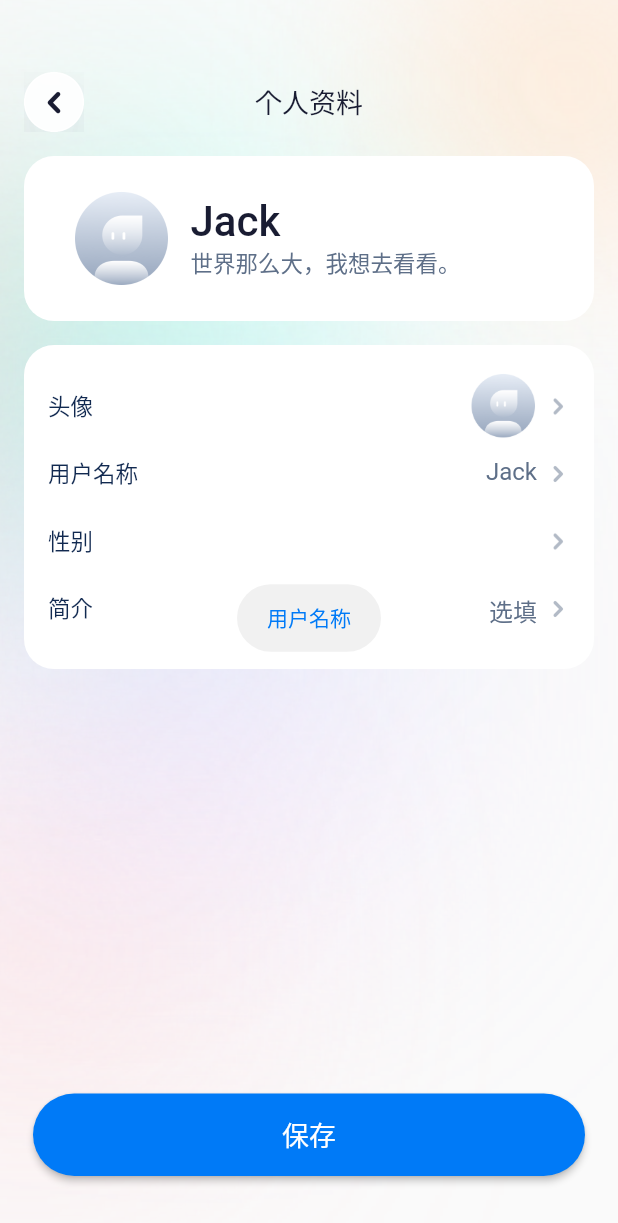
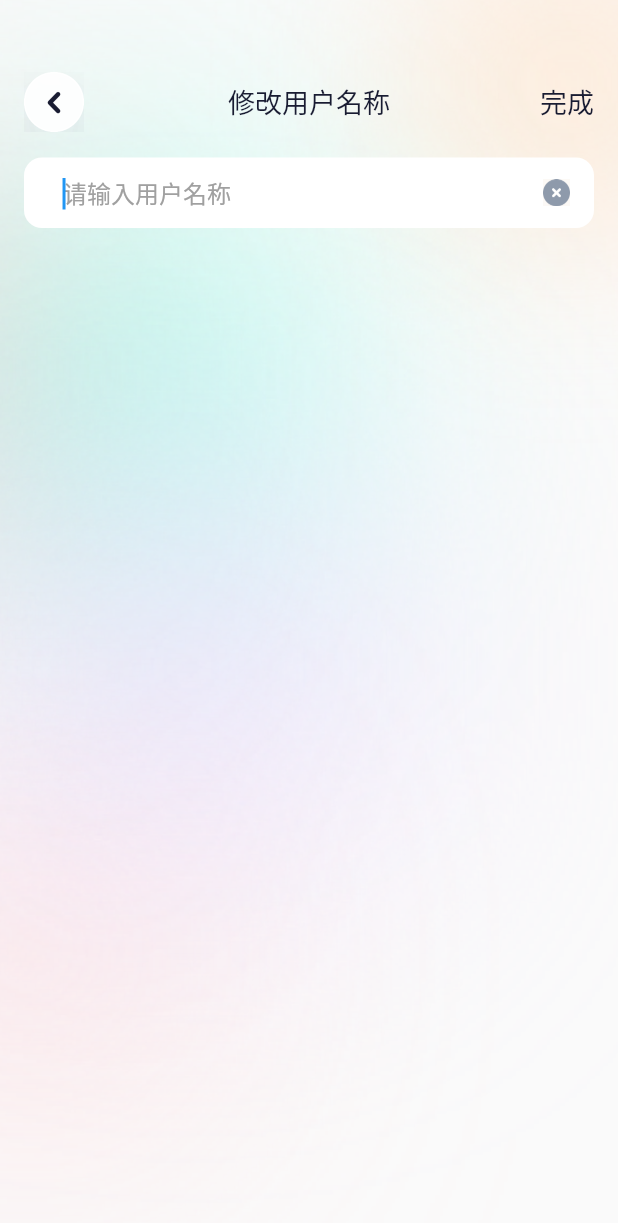
Before and after one commit to chenqun2016/zgene, a Flutter app: the MyInfoPage screen opened directly, after a tap on "用户名称", on a phone screen of 412 x 824 dp. Shown: the top 1223 px of the screen. Run offline on Flutter 3.47's test engine with Material 2 defaults, Android fonts, the phone set to English and light mode, and no system bars; our stand-ins replace card_swiper, chewie, connectivity, device_info, dio, flutter_easyloading and 5 more; missing offline and left inert: flutter_inappwebview; accounts and stored records are empty; network calls fail.

Commit message:
修改名称和消息界面

```diff
--- /dev/null
+++ b/zgene/lib/pages/my/my_editor_name.dart
@@ -0,0 +1,162 @@
+import 'package:flutter/material.dart';
+import 'package:zgene/constant/color_constant.dart';
+import 'package:zgene/util/ui_uitls.dart';
+
+///编辑姓名
+class MyEditorPage extends StatefulWidget {
+  @override
+  _MyEditorPageState createState() => _MyEditorPageState();
+}
+
+class _MyEditorPageState extends State<MyEditorPage>
+    with AutomaticKeepAliveClientMixin {
+  @override
+  bool get wantKeepAlive => true;
+
+  @override
+  Widget build(BuildContext context) {
+    return Scaffold(
+      body: Container(
+        width: double.infinity,
+        padding: EdgeInsets.fromLTRB(16, 0, 16, 0),
+        decoration: BoxDecoration(
+          image: DecorationImage(
+            image: AssetImage("assets/images/mine/img_bg_my.png"),
+            fit: BoxFit.cover,
+          ),
+        ),
+        child: Column(
+          crossAxisAlignment: CrossAxisAlignment.start,
+          children: [
+            Container(
+              height: 40,
+              margin: EdgeInsets.only(top: 48),
+              width: double.infinity,
+              child: Stack(
+                alignment: Alignment.center,
+                children: [
+                  Positioned(
+                    width: 40,
+                    left: 0,
+                    child: GestureDetector(
+                      onTap: () {
+                        _onTapEvent(1);
+                      },
+                      behavior: HitTestBehavior.opaque,
+                      child: Image(
+                        image: AssetImage("assets/images/mine/icon_back.png"),
+                        height: 40,
+                        width: 40,
+                      ),
+                    ),
+                  ),
+                  Container(
+                    child: Text(
+                      "修改用户名称",
+                      style: TextStyle(
+                        color: ColorConstant.TextMainBlack,
+                        fontWeight: FontWeight.w500,
+                        fontSize: 18,
+                      ),
+                    ),
+                  ),
+                  Positioned(
+                    right: 0,
+                    child: GestureDetector(
+                      onTap: () {
+                        _onTapEvent(2);
+                      },
+                      behavior: HitTestBehavior.opaque,
+                      child: Text(
+                        "完成",
+                        style: TextStyle(
+                          fontSize: 18,
+                          fontWeight: FontWeight.w500,
+                          color: ColorConstant.TextMainBlack,
+                        ),
+                      ),
+                    ),
+                  ),
+                ],
+              ),
+            ),
+            Container(
+              padding: EdgeInsets.fromLTRB(16, 0, 16, 0),
+              margin: EdgeInsets.fromLTRB(0, 17, 0, 0),
+              height: 47,
+              width: double.infinity,
+              alignment: Alignment.centerLeft,
+              decoration: BoxDecoration(
+                color: Colors.white,
+                borderRadius: BorderRadius.all(
+                  Radius.circular(12),
+                ),
+              ),
+              child:  Row(
+                crossAxisAlignment: CrossAxisAlignment.center,
+                children: [
+                  Expanded(
+                    child: Container(
+                      margin: EdgeInsets.fromLTRB(10, 0, 0, 0),
+                      child: TextField(
+                        // controller: textEditingController,
+                        decoration: InputDecoration(
+                          hintText: "请输入用户名称",
+                          border: InputBorder.none,
+                          isCollapsed: true,
+                          hintStyle: TextStyle(
+                            fontSize: 16,
+                            color: ColorConstant.TextMainGray,
+                            fontWeight: FontWeight.w500,
+                          ),
+                        ),
+                        textAlign: TextAlign.left,
+                        textInputAction: TextInputAction.search,
+                        style: TextStyle(
+                          fontSize: 18,
+                          color: ColorConstant.TextMainBlack,
+                          fontWeight: FontWeight.w500,
+                        ),
+                        maxLines: 1,
+                        onSubmitted: (value) {
+                          _onTapEvent(2);
+                        },
+                        autocorrect: true,
+                        autofocus: true,
+                      ),
+                    ),
+                  ),
+                  GestureDetector(
+                    onTap: (){
+                      // textEditingController.clear();
+                    },
+                    child: Image(
+                      image:
+                      AssetImage("assets/images/mine/icon_quxiao.png"),
+                      height: 18,
+                      width: 18,
+                    ),
+                  ),
+                ],
+              ),
+
+
+            ),
+          ],
+        ),
+      ),
+    );
+  }
+
+  ///点击事件
+  _onTapEvent(index) {
+    switch (index) {
+      case 1: //返回
+        Navigator.pop(context);
+        break;
+      case 2: //完成
+        UiUitls.showToast("完成");
+        break;
+    }
+  }
+}
--- a/zgene/lib/pages/my/my_info_page.dart
+++ b/zgene/lib/pages/my/my_info_page.dart
@@ -1,6 +1,7 @@
 import 'package:flutter/material.dart';
 import 'package:zgene/constant/color_constant.dart';
 import 'package:zgene/navigator/navigator_util.dart';
+import 'package:zgene/pages/my/my_editor_name.dart';
 import 'package:zgene/util/ui_uitls.dart';
 
 ///我的资料
@@ -244,24 +245,23 @@ class _MyInfoPageState extends State<MyInfoPage>
                     "性别",
                     style: TextStyle(fontSize: 15, color: Color(0xFF112950)),
                   )),
-              // Positioned(
-              //   right: 22,
-              //   top: 12,
-              //   child: Row(
-              //     children: [
-              //       RadioListTile(
-              //           title: Text("第三个单选按钮"),
-              //           value: 3,
-              //           groupValue: radioValue,
-              //           onChanged: (value){
-              //             setState(() {
-              //               radioValue = value;
-              //             });
-              //           }
-              //       )
-              //     ],
-              //   ),
-              // ),
+              Positioned(
+                right: 22,
+                top: 8,
+                child: Row(
+                  children: [
+                    Text("男"),
+                    Radio(
+                      value: 1,
+                      groupValue: 1,
+                      visualDensity: VisualDensity(horizontal: -4, vertical: -4),
+                      onChanged: (value) {
+
+                      },
+                    ),
+                  ],
+                ),
+              ),
               Positioned(
                 right: 0,
                 top: 15,
@@ -326,7 +326,7 @@ class _MyInfoPageState extends State<MyInfoPage>
         UiUitls.showToast("头像");
         break;
       case 3: //用户名称
-        UiUitls.showToast("用户名称");
+        NavigatorUtil.push(context, MyEditorPage());
         break;
       case 4: //简介
         UiUitls.showToast("简介");
--- a/zgene/lib/pages/tabs/my_page.dart
+++ b/zgene/lib/pages/tabs/my_page.dart
@@ -1,7 +1,9 @@
 import 'package:flutter/material.dart';
 import 'package:zgene/constant/color_constant.dart';
 import 'package:zgene/navigator/navigator_util.dart';
+import 'package:zgene/pages/login/main_login.dart';
 import 'package:zgene/pages/my/my_info_page.dart';
+import 'package:zgene/pages/my/my_message_list.dart';
 import 'package:zgene/util/ui_uitls.dart';
 
 ///我的
@@ -427,13 +429,13 @@ class _MyPageState extends State<MyPage> with AutomaticKeepAliveClientMixin {
   _onTapEvent(index){
     switch(index){
       case 1://消息
-        UiUitls.showToast("消息");
+        NavigatorUtil.push(context, MyMessagePage());
         break;
       case 2://个人信息
         NavigatorUtil.push(context, MyInfoPage());
         break;
       case 3://我的订单
-        UiUitls.showToast("我的订单");
+        NavigatorUtil.push(context, MainLoginPage());
         break;
       case 4://绑定采集器
         UiUitls.showToast("绑定采集器");
```
Also changed, not shown: zgene/lib/pages/my/my_message_list.dart (added, +202 -0 lines), zgene/assets/images/img_no_data.png, zgene/assets/images/mine/icon_message_news.png (added), zgene/assets/images/mine/icon_message_notice.png (added), zgene/assets/images/mine/icon_quxiao.png (added).
